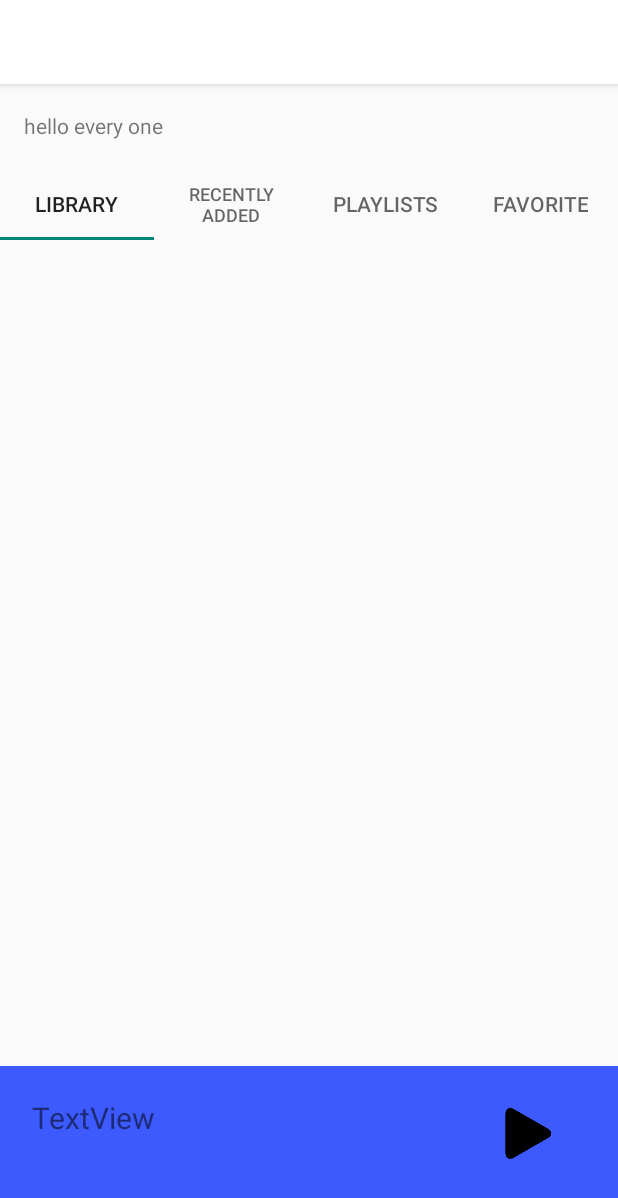
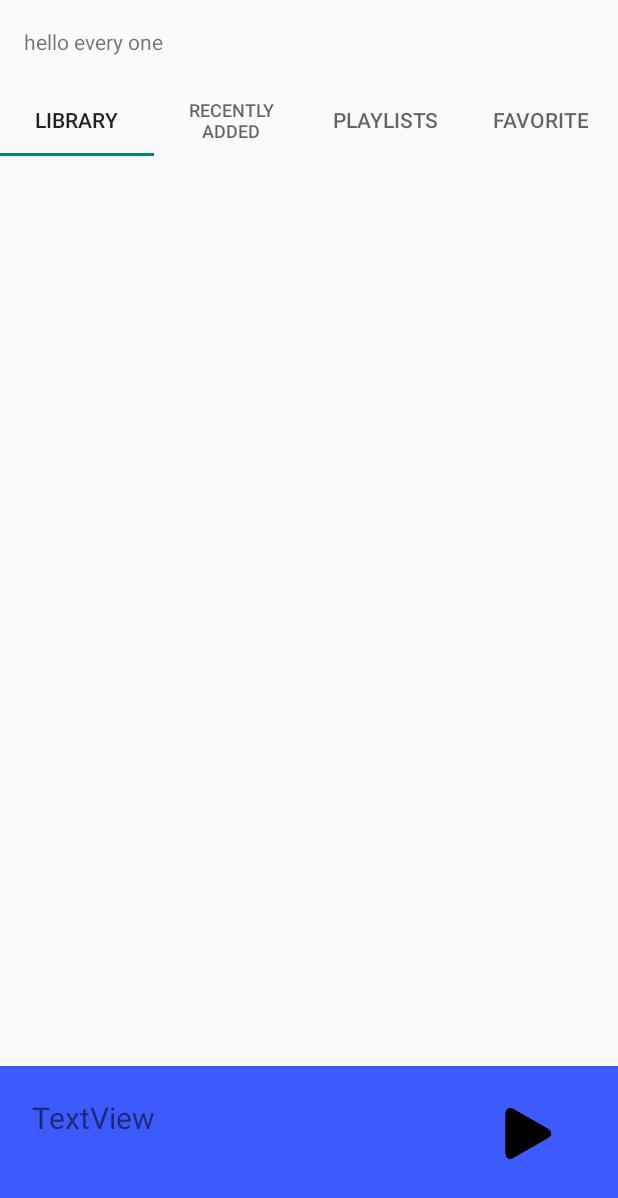
Before and after one commit to MahboubehSeyedpour/Kook-Player, an Android app: the screen it shows after launch (MainActivity), on a phone screen of 412 x 824 dp. Shown: the top 1198 px of the screen. Run offline under Robolectric (Android 15) with nearby library versions, the phone set to English and light mode, and no system bars.

Commit message:
remove default actionbar

```diff
--- a/app/src/main/res/values/themes.xml
+++ b/app/src/main/res/values/themes.xml
@@ -1,6 +1,6 @@
 <resources xmlns:tools="http://schemas.android.com/tools">
     <!-- Base application theme. -->
-    <style name="Theme.MusicPlayer" parent="Theme.AppCompat.Light.DarkActionBar">
+    <style name="Theme.MusicPlayer" parent="Theme.AppCompat.Light.NoActionBar">
         <!-- Primary brand color. -->
         <item name="colorPrimary">@color/white</item>
         <item name="colorPrimaryVariant">@color/blue_dark</item>
```
